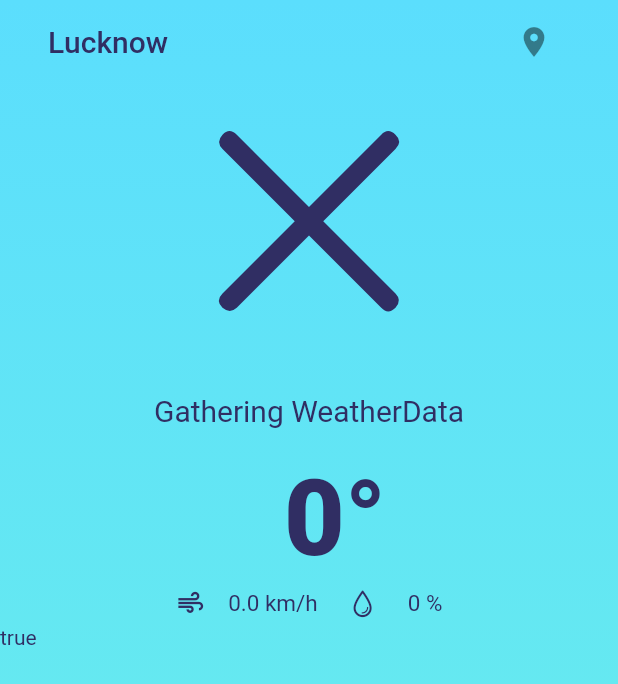
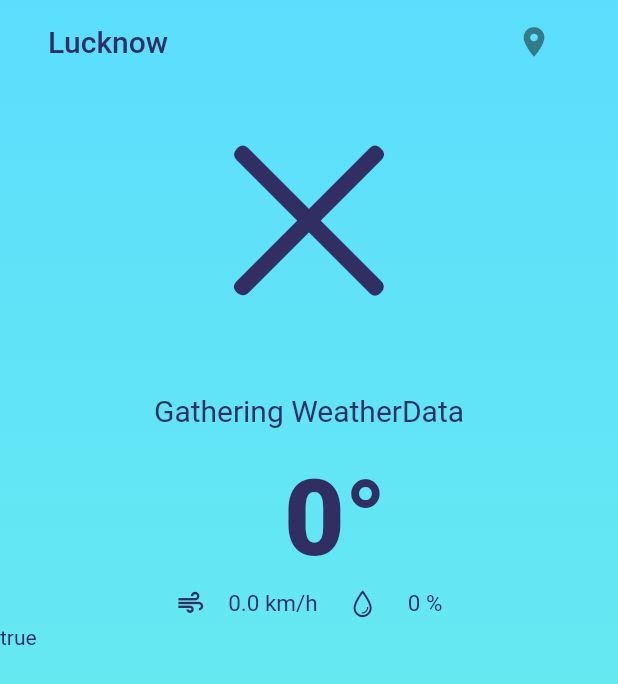
Before and after one commit to chaudharyjatin115/weather_app, a Flutter app: the WeatherScreen screen opened directly with empty values, on a phone screen of 412 x 824 dp. Shown: the top 684 px of the screen. Run offline on Flutter 3.47's test engine with Material 2 defaults, Android fonts, the phone set to English and light mode, and no system bars; our stand-ins replace geolocator, weather_icons; network calls fail.

Commit message:
idk why im commiting this

```diff
--- a/lib/widgets/main_weather.dart
+++ b/lib/widgets/main_weather.dart
@@ -31,14 +31,16 @@ class _MainWeatherState extends State<MainWeather> {
       children: [
         Padding(
           padding: const EdgeInsets.only(top: 1.0),
+          child: Center(
             child: Container(
               color: Colors.transparent,
               alignment: Alignment.center,
               height: 180.0,
               child: Icon(
                 widget.weatherIcon,
-              size: 180.0,
+                size: 150.0,
                 color: kTextcolr,
+              ),
             ),
           ),
         ),
```
Lines whose indentation alone changed are shown as unchanged.
